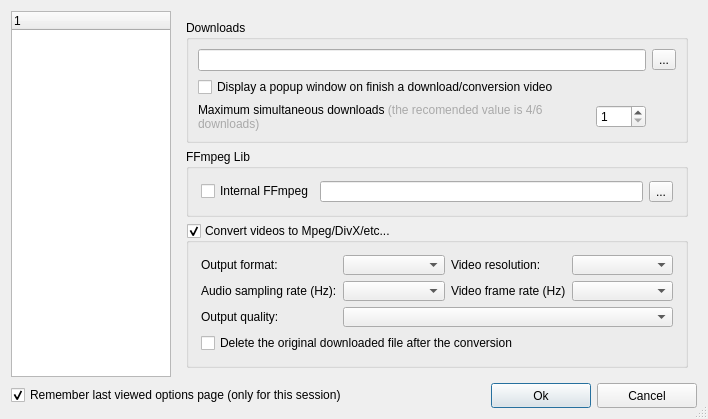
Above: ui/options.ui from ckorn/xvst before the change. Below: the same form after it.
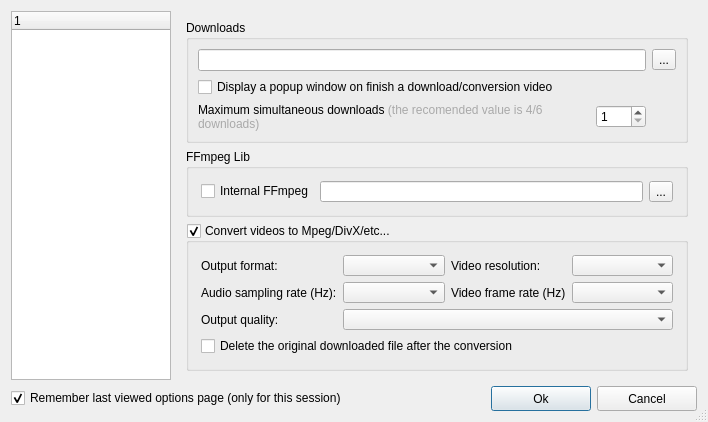
That is the form after the change. Icons and pictures are not drawn.

Commit message: - Fixed bug with windows vista and updates (now the xUpdater is called with administrator rights)

Patch:
```diff
--- a/ui/options.ui
+++ b/ui/options.ui
@@ -7,7 +7,7 @@
     <x>0</x>
     <y>0</y>
     <width>708</width>
-    <height>391</height>
+    <height>422</height>
    </rect>
   </property>
   <property name="windowTitle">
```
The commit also changes 5 other files.
